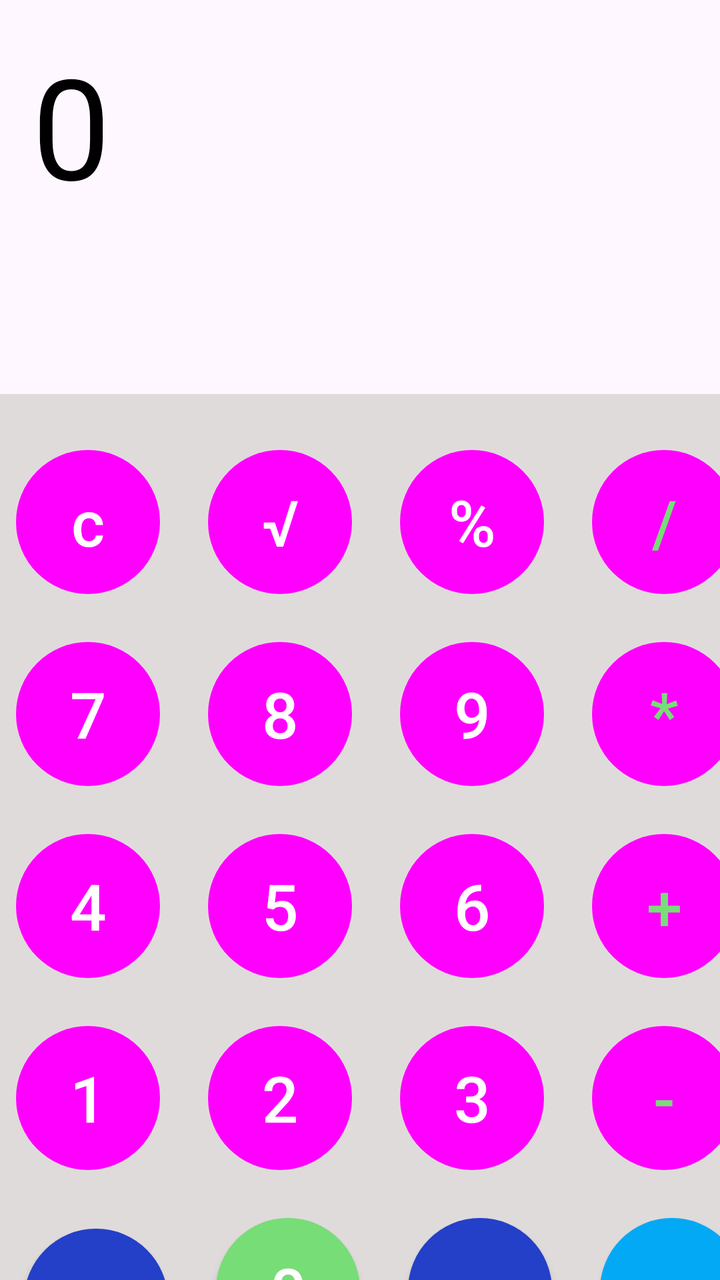
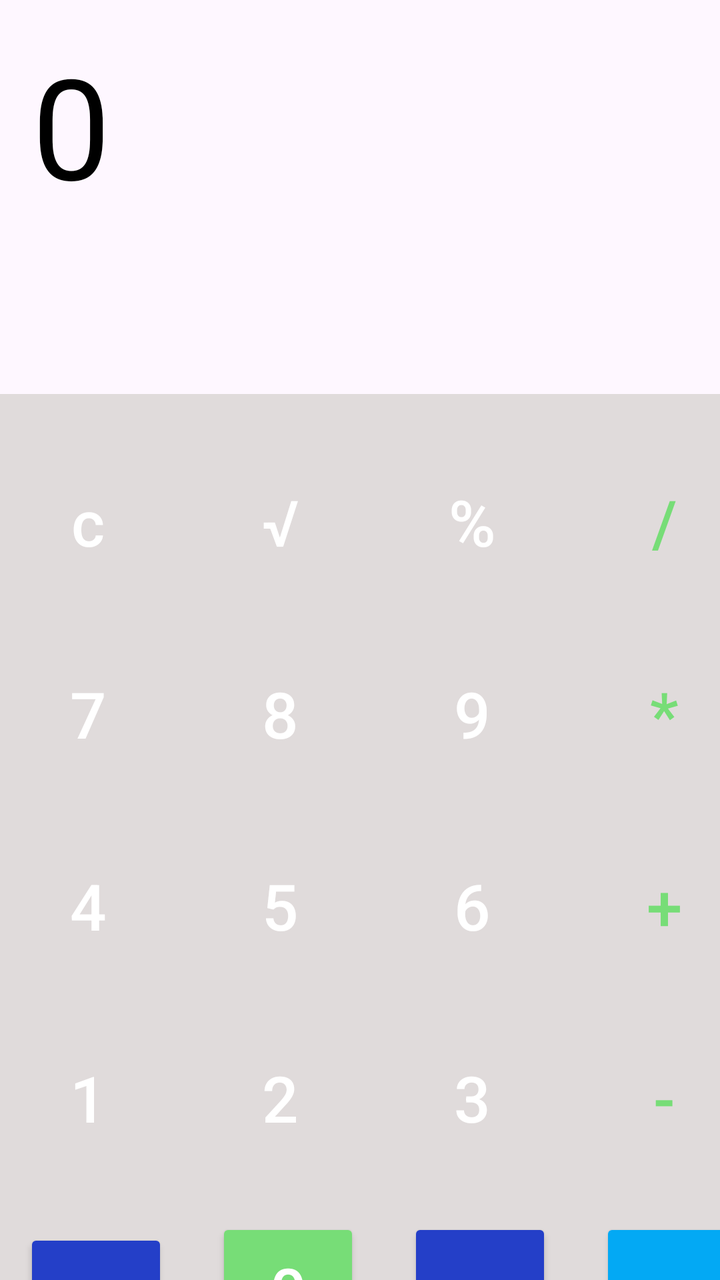

Two renders of the same Android screen: before a commit and after it. Below are the layout's source before the change and the commit's diff.
<!-- AndroidManifest.xml: application theme Theme.MyApplication -->
<!-- res/layout/activity_main.xml -->
<?xml version="1.0" encoding="utf-8"?>
<androidx.constraintlayout.widget.ConstraintLayout xmlns:android="http://schemas.android.com/apk/res/android"
    xmlns:app="http://schemas.android.com/apk/res-auto"
    xmlns:tools="http://schemas.android.com/tools"
    android:id="@+id/main"
    android:layout_width="match_parent"
    android:layout_height="match_parent"
    tools:context=".MainActivity">

    <TextView
        android:id="@+id/input"
        android:layout_width="match_parent"
        android:layout_height="wrap_content"
        android:layout_above="@id/buttons_layout"
        android:layout_margin="16dp"
        android:layout_marginStart="16dp"
        android:layout_marginTop="72dp"
        android:text="0"
        android:textAlignment="textEnd"
        android:textColor="@color/black"
        android:textSize="70dp"
        app:layout_constraintStart_toStartOf="parent"
        app:layout_constraintTop_toTopOf="parent" />

    <GridLayout
        android:id="@+id/buttons_layout"
        android:layout_width="match_parent"
        android:layout_height="wrap_content"
        android:layout_alignParentBottom="true"
        android:layout_marginTop="88dp"
        android:background="#E0DBDB"
        android:columnCount="4"
        android:orientation="vertical"
        android:paddingVertical="16dp"
        android:rowCount="5"
        app:layout_constraintEnd_toEndOf="parent"
        app:layout_constraintHorizontal_bias="0.0"
        app:layout_constraintStart_toStartOf="parent"
        app:layout_constraintTop_toBottomOf="@+id/input">


        
        
        
        
        


        <Button

            android:id="@+id/button_c"
            style="?android:attr/buttonBarButtonStyle"
            android:layout_width="72dp"
            android:layout_height="72dp"
            android:layout_margin="12dp"
            android:background="@drawable/round_button"
            android:backgroundTint="@color/function_button"
            android:text="c"
            android:textColor="@color/white"
            android:textSize="32sp">

        </Button>

        <Button

            android:id="@+id/button_7"
            style="?android:attr/buttonBarButtonStyle"
            android:layout_width="72dp"
            android:layout_height="72dp"
            android:layout_margin="12dp"
            android:background="@drawable/round_button"
            android:text="7"
            android:textColor="@color/white"

            android:textSize="32sp">

        </Button>


        <Button

            android:id="@+id/button_4"
            style="?android:attr/buttonBarButtonStyle"
            android:layout_width="72dp"
            android:layout_height="72dp"
            android:layout_margin="12dp"
            android:background="@drawable/round_button"
            android:text="4"
            android:textColor="@color/white"

            android:textSize="32sp">

        </Button>


        <Button

            android:id="@+id/button_1"
            style="?android:attr/buttonBarButtonStyle"
            android:layout_width="72dp"
            android:layout_height="72dp"
            android:layout_margin="12dp"
            android:background="@drawable/round_button"
            android:text="1"
            android:textColor="@color/white"

            android:textSize="32sp">

        </Button>

        <Button

            android:id="@+id/ac"
            android:layout_width="72dp"
            android:layout_height="72dp"
            android:layout_margin="12dp"
            android:background="@drawable/round_button"
            android:backgroundTint="@color/function_button"
            android:text="AC"
            android:textColor="@color/white"
            android:textSize="18sp">

        </Button>

        <Button

            android:id="@+id/button_root"
            style="?android:attr/buttonBarButtonStyle"
            android:layout_width="72dp"
            android:layout_height="72dp"
            android:layout_margin="12dp"
            android:background="@drawable/round_button"
            android:backgroundTint="@color/function_button"
            android:text="√"
            android:textColor="@color/white"
            android:textSize="32sp">

        </Button>


        <Button

            android:id="@+id/button_8"
            style="?android:attr/buttonBarButtonStyle"
            android:layout_width="72dp"
            android:layout_height="72dp"
            android:layout_margin="12dp"
            android:background="@drawable/round_button"
            android:text="8"
            android:textColor="@color/white"

            android:textSize="32sp">

        </Button>

        <Button

            android:id="@+id/button_5"
            style="?android:attr/buttonBarButtonStyle"
            android:layout_width="72dp"
            android:layout_height="72dp"
            android:layout_margin="12dp"
            android:background="@drawable/round_button"
            android:text="5"
            android:textColor="@color/white"

            android:textSize="32sp">

        </Button>

        <Button

            android:id="@+id/button_2"
            style="?android:attr/buttonBarButtonStyle"
            android:layout_width="72dp"
            android:layout_height="72dp"
            android:layout_margin="12dp"
            android:background="@drawable/round_button"
            android:text="2"
            android:textColor="@color/white"

            android:textSize="32sp">

        </Button>

        <Button

            android:id="@+id/button_0"
            android:layout_width="72dp"
            android:layout_height="72dp"
            android:layout_margin="12dp"
            android:background="@drawable/round_button"
            android:backgroundTint="@color/green"
            android:text="0"
            android:textColor="@color/white"
            android:textSize="32sp">

        </Button>

        <Button

            android:id="@+id/button_cent"
            style="?android:attr/buttonBarButtonStyle"
            android:layout_width="72dp"
            android:layout_height="72dp"
            android:layout_margin="12dp"
            android:background="@drawable/round_button"
            android:backgroundTint="@color/function_button"
            android:text="%"
            android:textColor="@color/white"
            android:textSize="32sp">

        </Button>

        <Button

            android:id="@+id/button_9"
            style="?android:attr/buttonBarButtonStyle"
            android:layout_width="72dp"
            android:layout_height="72dp"
            android:layout_margin="12dp"
            android:background="@drawable/round_button"
            android:text="9"
            android:textColor="@color/white"

            android:textSize="32sp">

        </Button>

        <Button

            android:id="@+id/button_6"
            style="?android:attr/buttonBarButtonStyle"
            android:layout_width="72dp"
            android:layout_height="72dp"
            android:layout_margin="12dp"
            android:background="@drawable/round_button"
            android:text="6"
            android:textColor="@color/white"

            android:textSize="32sp">

        </Button>

        <Button

            android:id="@+id/button_3"
            style="?android:attr/buttonBarButtonStyle"
            android:layout_width="72dp"
            android:layout_height="72dp"
            android:layout_margin="12dp"
            android:background="@drawable/round_button"
            android:text="3"
            android:textColor="@color/white"

            android:textSize="32sp">

        </Button>

        <Button

            android:id="@+id/point"
            android:layout_width="72dp"
            android:layout_height="72dp"
            android:layout_margin="12dp"
            android:background="@drawable/round_button"
            android:backgroundTint="@color/function_button"
            android:text="."
            android:textColor="@color/white"
            android:textSize="32sp">

        </Button>


        <Button

            android:id="@+id/divide"
            style="?android:attr/buttonBarButtonStyle"
            android:layout_width="72dp"
            android:layout_height="72dp"
            android:layout_margin="12dp"
            android:background="@drawable/round_button"
            android:backgroundTint="@color/operation_button"
            android:text="/"
            android:textColor="@color/green"
            android:textSize="32sp">

        </Button>

        <Button

            android:id="@+id/multiply"
            style="?android:attr/buttonBarButtonStyle"
            android:layout_width="72dp"
            android:layout_height="72dp"
            android:layout_margin="12dp"
            android:background="@drawable/round_button"
            android:backgroundTint="@color/operation_button"
            android:text="*"
            android:textColor="@color/green"
            android:textSize="32sp">

        </Button>

        <Button

            android:id="@+id/plus"
            style="?android:attr/buttonBarButtonStyle"
            android:layout_width="72dp"
            android:layout_height="72dp"
            android:layout_margin="12dp"
            android:background="@drawable/round_button"
            android:backgroundTint="@color/operation_button"
            android:text="+"
            android:textColor="@color/green"
            android:textSize="32sp">

        </Button>

        <Button

            android:id="@+id/minus"
            style="?android:attr/buttonBarButtonStyle"
            android:layout_width="72dp"
            android:layout_height="72dp"
            android:layout_margin="12dp"
            android:background="@drawable/round_button"
            android:backgroundTint="@color/operation_button"
            android:text="-"
            android:textColor="@color/green"
            android:textSize="32sp">

        </Button>


        <Button

            android:id="@+id/equals"
            android:layout_width="72dp"
            android:layout_height="72dp"
            android:layout_margin="12dp"
            android:background="@drawable/round_button"
            android:backgroundTint="@color/operation_button"
            android:text="="
            android:textColor="@color/green"
            android:textSize="32sp">

        </Button>


    </GridLayout>

</androidx.constraintlayout.widget.ConstraintLayout>
<!-- resources referenced by this layout -->
<resources>
  <color name="black">#FF000000</color>
  <color name="function_button">#243FC8</color>
  <color name="green">#77dd77</color>
  <color name="operation_button">#03A9F4</color>
  <color name="white">#FFFFFFFF</color>
  <!-- drawable round_button (drawable) -->
  <?xml version="1.0" encoding="utf-8"?>
  <shape xmlns:android="http://schemas.android.com/apk/res/android">
      <solid android:color="@color/green" />
      <corners android:radius="360dp" />
  </shape>
  <style name="Theme.MyApplication" parent="Base.Theme.MyApplication" />
  <style name="Base.Theme.MyApplication" parent="Theme.Material3.DayNight.NoActionBar">
          
          
      </style>
</resources>

<!-- the commit's change to res/layout/activity_main.xml (unified diff, before → after) -->
@@ -53,7 +53,6 @@
             android:layout_width="72dp"
             android:layout_height="72dp"
             android:layout_margin="12dp"
-            android:background="@drawable/round_button"
             android:backgroundTint="@color/function_button"
             android:text="c"
             android:textColor="@color/white"
@@ -68,7 +67,7 @@
             android:layout_width="72dp"
             android:layout_height="72dp"
             android:layout_margin="12dp"
-            android:background="@drawable/round_button"
+            android:backgroundTint="@color/green"
             android:text="7"
             android:textColor="@color/white"
 
@@ -84,7 +83,7 @@
             android:layout_width="72dp"
             android:layout_height="72dp"
             android:layout_margin="12dp"
-            android:background="@drawable/round_button"
+            android:backgroundTint="@color/green"
             android:text="4"
             android:textColor="@color/white"
 
@@ -100,7 +99,7 @@
             android:layout_width="72dp"
             android:layout_height="72dp"
             android:layout_margin="12dp"
-            android:background="@drawable/round_button"
+            android:backgroundTint="@color/green"
             android:text="1"
             android:textColor="@color/white"
 
@@ -114,7 +113,6 @@
             android:layout_width="72dp"
             android:layout_height="72dp"
             android:layout_margin="12dp"
-            android:background="@drawable/round_button"
             android:backgroundTint="@color/function_button"
             android:text="AC"
             android:textColor="@color/white"
@@ -129,7 +127,6 @@
             android:layout_width="72dp"
             android:layout_height="72dp"
             android:layout_margin="12dp"
-            android:background="@drawable/round_button"
             android:backgroundTint="@color/function_button"
             android:text="√"
             android:textColor="@color/white"
@@ -145,7 +142,7 @@
             android:layout_width="72dp"
             android:layout_height="72dp"
             android:layout_margin="12dp"
-            android:background="@drawable/round_button"
+            android:backgroundTint="@color/green"
             android:text="8"
             android:textColor="@color/white"
 
@@ -160,7 +157,7 @@
             android:layout_width="72dp"
             android:layout_height="72dp"
             android:layout_margin="12dp"
-            android:background="@drawable/round_button"
+            android:backgroundTint="@color/green"
             android:text="5"
             android:textColor="@color/white"
 
@@ -175,7 +172,7 @@
             android:layout_width="72dp"
             android:layout_height="72dp"
             android:layout_margin="12dp"
-            android:background="@drawable/round_button"
+            android:backgroundTint="@color/green"
             android:text="2"
             android:textColor="@color/white"
 
@@ -189,7 +186,6 @@
             android:layout_width="72dp"
             android:layout_height="72dp"
             android:layout_margin="12dp"
-            android:background="@drawable/round_button"
             android:backgroundTint="@color/green"
             android:text="0"
             android:textColor="@color/white"
@@ -204,7 +200,6 @@
             android:layout_width="72dp"
             android:layout_height="72dp"
             android:layout_margin="12dp"
-            android:background="@drawable/round_button"
             android:backgroundTint="@color/function_button"
             android:text="%"
             android:textColor="@color/white"
@@ -219,8 +214,8 @@
             android:layout_width="72dp"
             android:layout_height="72dp"
             android:layout_margin="12dp"
-            android:background="@drawable/round_button"
             android:text="9"
+            android:backgroundTint="@color/green"
             android:textColor="@color/white"
 
             android:textSize="32sp">
@@ -234,8 +229,9 @@
             android:layout_width="72dp"
             android:layout_height="72dp"
             android:layout_margin="12dp"
-            android:background="@drawable/round_button"
             android:text="6"
+
+            android:backgroundTint="@color/green"
             android:textColor="@color/white"
 
             android:textSize="32sp">
@@ -249,7 +245,7 @@
             android:layout_width="72dp"
             android:layout_height="72dp"
             android:layout_margin="12dp"
-            android:background="@drawable/round_button"
+            android:backgroundTint="@color/green"
             android:text="3"
             android:textColor="@color/white"
 
@@ -263,7 +259,6 @@
             android:layout_width="72dp"
             android:layout_height="72dp"
             android:layout_margin="12dp"
-            android:background="@drawable/round_button"
             android:backgroundTint="@color/function_button"
             android:text="."
             android:textColor="@color/white"
@@ -279,7 +274,6 @@
             android:layout_width="72dp"
             android:layout_height="72dp"
             android:layout_margin="12dp"
-            android:background="@drawable/round_button"
             android:backgroundTint="@color/operation_button"
             android:text="/"
             android:textColor="@color/green"
@@ -294,7 +288,6 @@
             android:layout_width="72dp"
             android:layout_height="72dp"
             android:layout_margin="12dp"
-            android:background="@drawable/round_button"
             android:backgroundTint="@color/operation_button"
             android:text="*"
             android:textColor="@color/green"
@@ -309,7 +302,6 @@
             android:layout_width="72dp"
             android:layout_height="72dp"
             android:layout_margin="12dp"
-            android:background="@drawable/round_button"
             android:backgroundTint="@color/operation_button"
             android:text="+"
             android:textColor="@color/green"
@@ -324,7 +316,6 @@
             android:layout_width="72dp"
             android:layout_height="72dp"
             android:layout_margin="12dp"
-            android:background="@drawable/round_button"
             android:backgroundTint="@color/operation_button"
             android:text="-"
             android:textColor="@color/green"
@@ -339,7 +330,6 @@
             android:layout_width="72dp"
             android:layout_height="72dp"
             android:layout_margin="12dp"
-            android:background="@drawable/round_button"
             android:backgroundTint="@color/operation_button"
             android:text="="
             android:textColor="@color/green"
<!-- resource entries referenced after the edit -->
@@ -5,12 +5,6 @@
   <color name="green">#77dd77</color>
   <color name="operation_button">#03A9F4</color>
   <color name="white">#FFFFFFFF</color>
-  <!-- drawable round_button (drawable) -->
-  <?xml version="1.0" encoding="utf-8"?>
-  <shape xmlns:android="http://schemas.android.com/apk/res/android">
-      <solid android:color="@color/green" />
-      <corners android:radius="360dp" />
-  </shape>
   <style name="Theme.MyApplication" parent="Base.Theme.MyApplication" />
   <style name="Base.Theme.MyApplication" parent="Theme.Material3.DayNight.NoActionBar">
           
